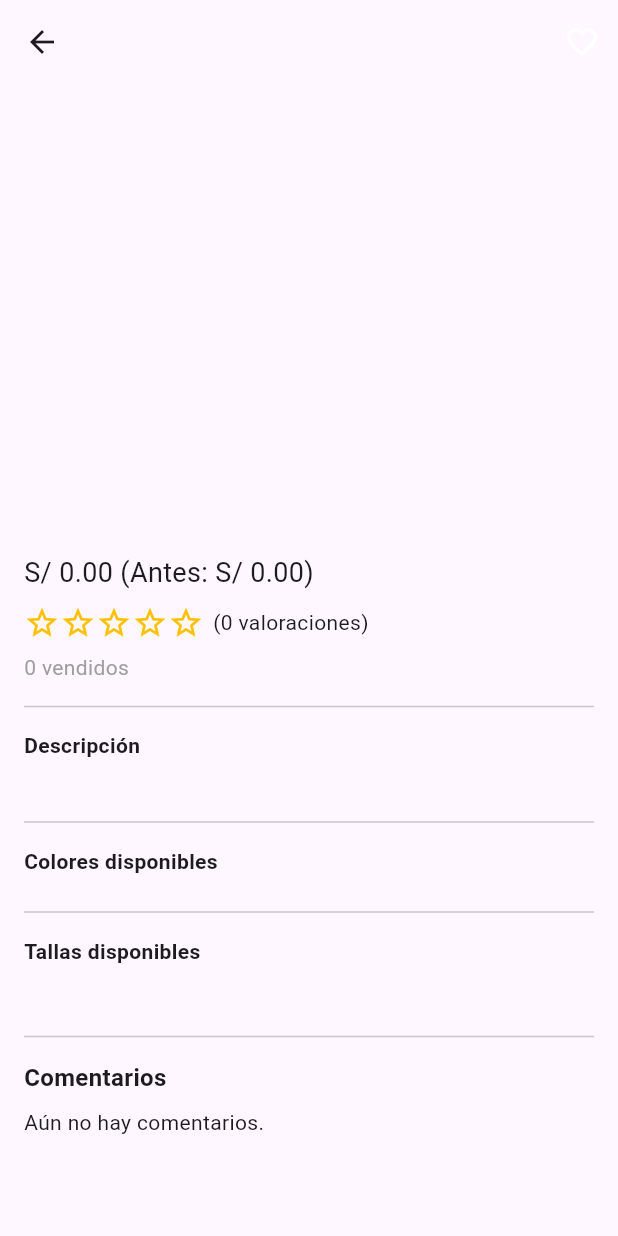
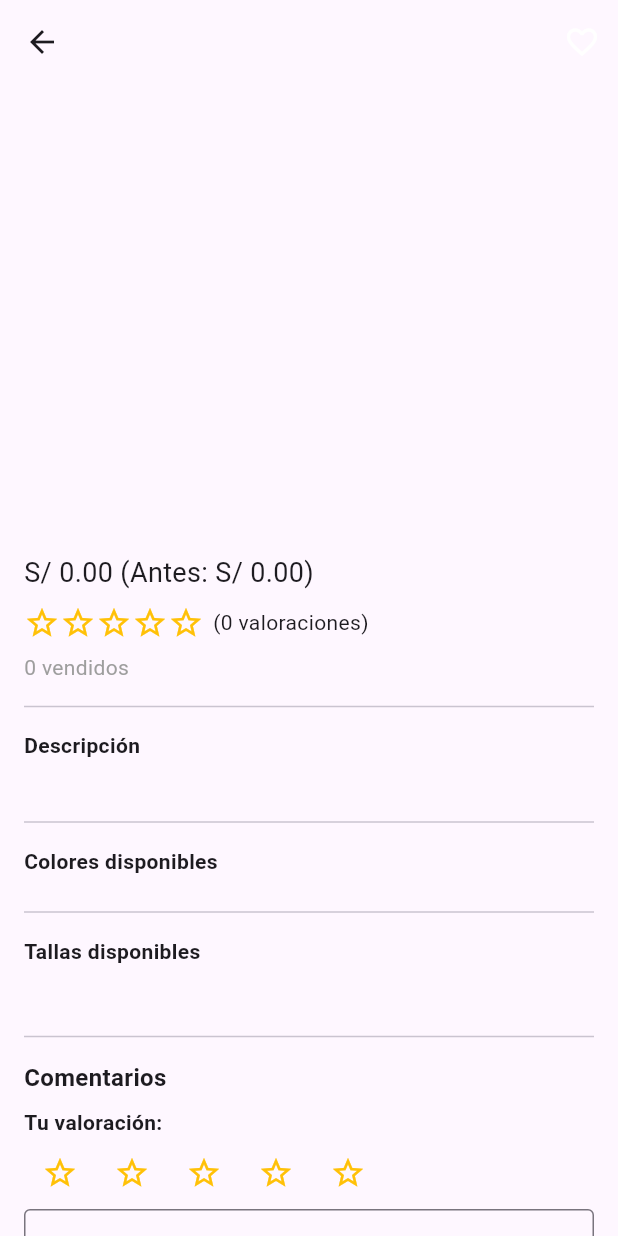
Before and after one commit to MrPol4r/Proyecto_Moviles_II_Huallpa-Escobar-Anahua-Zevallos-Salinas-Soto, a Flutter app: the ProductDetailScreen screen opened directly with empty values, on a phone screen of 412 x 824 dp. Run offline on Flutter 3.47's test engine with Material 3 defaults, Android fonts, the phone set to English and light mode, and no system bars; our stand-ins replace cloud_firestore, firebase_core, image_picker; accounts and stored records are empty.

Commit message:
interfaz_comentarios_valoracion_v1

```diff
--- a/lib/screens/product_detail_screen.dart
+++ b/lib/screens/product_detail_screen.dart
@@ -12,11 +12,38 @@
 
 class _ProductDetailScreenState extends State<ProductDetailScreen> {
   late bool isFavorite;
+  final _comentarioCtrl = TextEditingController();
+  int _valoracionNueva = 0;
 
   @override
   void initState() {
     super.initState();
     isFavorite = false; // Simulado
+  }
+
+  void _agregarComentario() {
+    if (_comentarioCtrl.text.trim().isEmpty || _valoracionNueva == 0) {
+      ScaffoldMessenger.of(context).showSnackBar(
+        const SnackBar(
+          content: Text('Escribe un comentario y selecciona una valoración.'),
+        ),
+      );
+      return;
+    }
+
+    setState(() {
+      widget.product.comentarios.add({
+        'usuario': 'Usuario Demo',
+        'valoracion': _valoracionNueva,
+        'comentario': _comentarioCtrl.text.trim(),
+      });
+      _comentarioCtrl.clear();
+      _valoracionNueva = 0;
+    });
+
+    ScaffoldMessenger.of(context).showSnackBar(
+      const SnackBar(content: Text('Comentario agregado exitosamente.')),
+    );
   }
 
   @override
@@ -66,10 +93,8 @@
                     fit: BoxFit.cover,
                     width: double.infinity,
                     errorBuilder:
-                        (context, error, stackTrace) => Image.asset(
-                          'assets/images/placeholder.png',
-                          fit: BoxFit.cover,
-                        ),
+                        (context, error, stackTrace) =>
+                            Image.asset('assets/images/placeholder.png'),
                   );
                 },
               ),
@@ -154,6 +179,51 @@
               style: TextStyle(fontWeight: FontWeight.bold, fontSize: 16),
             ),
             const SizedBox(height: 8),
+
+            // Campo para escribir comentario
+            const Text(
+              'Tu valoración:',
+              style: TextStyle(fontWeight: FontWeight.bold),
+            ),
+            Row(
+              children: List.generate(
+                5,
+                (i) => IconButton(
+                  icon: Icon(
+                    i < _valoracionNueva ? Icons.star : Icons.star_border,
+                    color: Colors.amber,
+                  ),
+                  onPressed: () {
+                    setState(() {
+                      _valoracionNueva = i + 1;
+                    });
+                  },
+                ),
+              ),
+            ),
+            TextField(
+              controller: _comentarioCtrl,
+              decoration: const InputDecoration(
+                hintText: 'Escribe tu comentario...',
+                border: OutlineInputBorder(),
+              ),
+              maxLines: 3,
+            ),
+            const SizedBox(height: 8),
+            SizedBox(
+              width: double.infinity,
+              child: ElevatedButton(
+                onPressed: _agregarComentario,
+                style: ElevatedButton.styleFrom(backgroundColor: Colors.purple),
+                child: const Text(
+                  'Enviar comentario',
+                  style: TextStyle(color: Colors.white),
+                ),
+              ),
+            ),
+            const SizedBox(height: 16),
+
+            // Comentarios existentes
             if (product.comentarios.isEmpty)
               const Text('Aún no hay comentarios.')
             else
```
